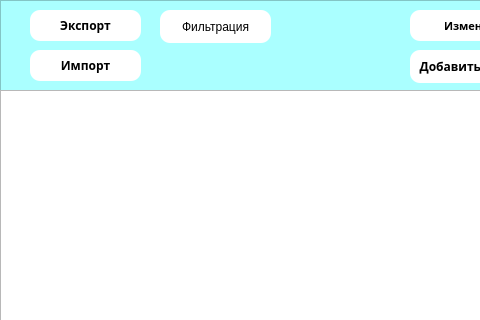
nenesi143/Qt-project, file mainwindow.ui: the form before one commit; both pictures show x 0 to 480 and y 0 to 320 of the 1120 by 582 pixel window.
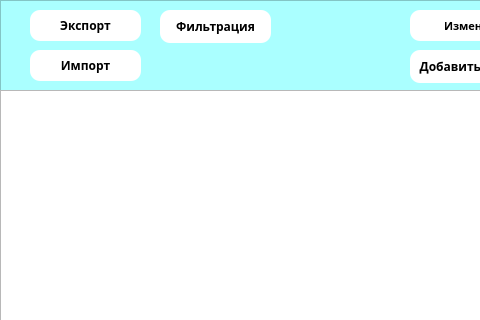
The form after the commit.

Commit message: Доделал кнопку

Patch:
```diff
--- a/mainwindow.ui
+++ b/mainwindow.ui
@@ -510,6 +510,13 @@
        <height>33</height>
       </rect>
      </property>
+     <property name="font">
+      <font>
+       <family>Bahnschrift SemiBold SemiConden</family>
+       <weight>75</weight>
+       <bold>true</bold>
+      </font>
+     </property>
      <property name="styleSheet">
       <string notr="true">border-radius: 10px;
 color: rgb(0, 0, 0);
```
Left out of the diff: 2 changed lines with no effect on the pictures.
